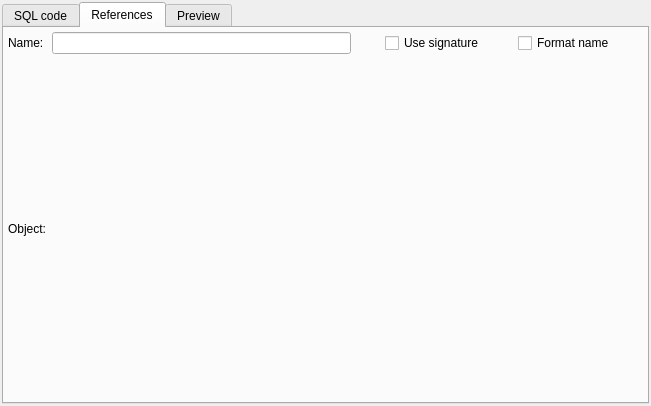
Before: the Qt Designer form libpgmodeler_ui/ui/genericsqlwidget.ui in pgmodeler/pgmodeler, drawn with Qt 5.
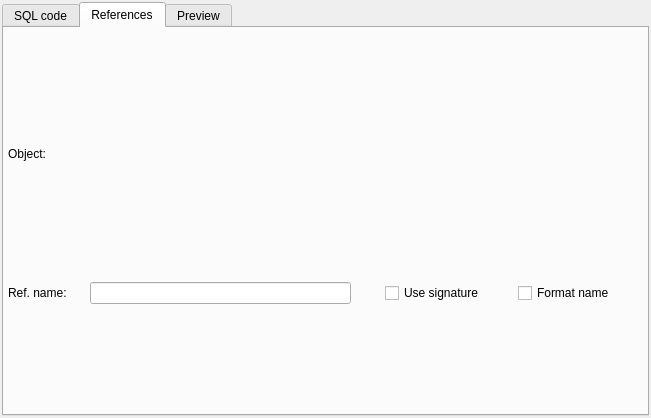
After: the same form once the commit is applied. The open tabs and pages were chosen to show the change.

Commit message: Adding some logics to GenericSQLWidget in order to add and remove a single object reference

The edit to the form file:
```diff
--- a/libpgmodeler_ui/ui/genericsqlwidget.ui
+++ b/libpgmodeler_ui/ui/genericsqlwidget.ui
@@ -7,7 +7,7 @@
     <x>0</x>
     <y>0</y>
     <width>651</width>
-    <height>406</height>
+    <height>418</height>
    </rect>
   </property>
   <property name="windowTitle">
@@ -54,13 +54,92 @@
         <number>4</number>
        </property>
        <item row="0" column="0">
+        <layout class="QHBoxLayout" name="horizontalLayout_2">
+         <item>
+          <widget class="QLabel" name="object_lbl">
+           <property name="text">
+            <string>Object:</string>
+           </property>
+          </widget>
+         </item>
+         <item>
+          <widget class="QLabel" name="sel_obj_icon_lbl">
+           <property name="sizePolicy">
+            <sizepolicy hsizetype="Fixed" vsizetype="Preferred">
+             <horstretch>0</horstretch>
+             <verstretch>0</verstretch>
+            </sizepolicy>
+           </property>
+           <property name="minimumSize">
+            <size>
+             <width>32</width>
+             <height>32</height>
+            </size>
+           </property>
+           <property name="maximumSize">
+            <size>
+             <width>32</width>
+             <height>32</height>
+            </size>
+           </property>
+           <property name="frameShape">
+            <enum>QFrame::NoFrame</enum>
+           </property>
+           <property name="frameShadow">
+            <enum>QFrame::Plain</enum>
+           </property>
+           <property name="text">
+            <string/>
+           </property>
+           <property name="scaledContents">
+            <bool>false</bool>
+           </property>
+           <property name="alignment">
+            <set>Qt::AlignCenter</set>
+           </property>
+          </widget>
+         </item>
+        </layout>
+       </item>
+       <item row="1" column="0">
         <widget class="QLabel" name="ref_name_lbl">
          <property name="text">
-          <string>Name:</string>
+          <string>Ref. name:</string>
          </property>
         </widget>
        </item>
-       <item row="0" column="3">
+       <item row="1" column="1">
+        <layout class="QHBoxLayout" name="horizontalLayout">
+         <item>
+          <widget class="QLineEdit" name="ref_name_edt">
+           <property name="statusTip">
+            <string>The name of the reference to an object. All occurences of the reference enclosed by &lt;strong&gt;{}&lt;/strong&gt; are replaced by the referenced object's name or signature in the generic SQL object's code.</string>
+           </property>
+          </widget>
+         </item>
+         <item>
+          <widget class="QWidget" name="ref_name_hint" native="true">
+           <property name="sizePolicy">
+            <sizepolicy hsizetype="Fixed" vsizetype="Fixed">
+             <horstretch>0</horstretch>
+             <verstretch>0</verstretch>
+            </sizepolicy>
+           </property>
+           <property name="minimumSize">
+            <size>
+             <width>22</width>
+             <height>22</height>
+            </size>
+           </property>
+           <property name="maximumSize">
+            <size>
+             <width>22</width>
+             <height>22</height>
+            </size>
+           </property>
+          </widget>
+         </item>
+         <item>
         <widget class="QCheckBox" name="use_signature_chk">
          <property name="statusTip">
           <string>Use the referenced object's signature instead of its name. For some objects like functions, casts, operators and some others the signature will include parameters types and some other information.</string>
@@ -70,36 +149,7 @@
          </property>
         </widget>
        </item>
-       <item row="0" column="2">
-        <widget class="QWidget" name="ref_name_hint" native="true">
-         <property name="sizePolicy">
-          <sizepolicy hsizetype="Fixed" vsizetype="Fixed">
-           <horstretch>0</horstretch>
-           <verstretch>0</verstretch>
-          </sizepolicy>
-         </property>
-         <property name="minimumSize">
-          <size>
-           <width>22</width>
-           <height>22</height>
-          </size>
-         </property>
-         <property name="maximumSize">
-          <size>
-           <width>22</width>
-           <height>22</height>
-          </size>
-         </property>
-        </widget>
-       </item>
-       <item row="0" column="1">
-        <widget class="QLineEdit" name="ref_name_edt">
-         <property name="statusTip">
-          <string>The name of the reference to an object. All occurences of the reference enclosed by &lt;strong&gt;{}&lt;/strong&gt; are replaced by the referenced object's name or signature in the generic SQL object's code.</string>
-         </property>
-        </widget>
-       </item>
-       <item row="0" column="4">
+         <item>
         <widget class="QWidget" name="use_signature_hint" native="true">
          <property name="sizePolicy">
           <sizepolicy hsizetype="Fixed" vsizetype="Fixed">
@@ -121,7 +171,7 @@
          </property>
         </widget>
        </item>
-       <item row="0" column="5">
+         <item>
         <widget class="QCheckBox" name="format_name_chk">
          <property name="statusTip">
           <string>The referenced object's name or signature will be automatically quoted when special characters are found. Additionally, for schema qualified objects, the name of the parent schema is prepended to the referenced object's name or signature. This will avoid common SQL syntax errors or loss of semantics.</string>
@@ -131,14 +181,7 @@
          </property>
         </widget>
        </item>
-       <item row="1" column="0">
-        <widget class="QLabel" name="object_lbl">
-         <property name="text">
-          <string>Object:</string>
-         </property>
-        </widget>
-       </item>
-       <item row="0" column="6">
+         <item>
         <widget class="QWidget" name="format_name_hint" native="true">
          <property name="sizePolicy">
           <sizepolicy hsizetype="Fixed" vsizetype="Fixed">
@@ -159,6 +202,8 @@
           </size>
          </property>
         </widget>
+         </item>
+        </layout>
        </item>
       </layout>
      </widget>
```
Lines whose indentation alone changed are shown as unchanged. The commit also changes 9 other files.
